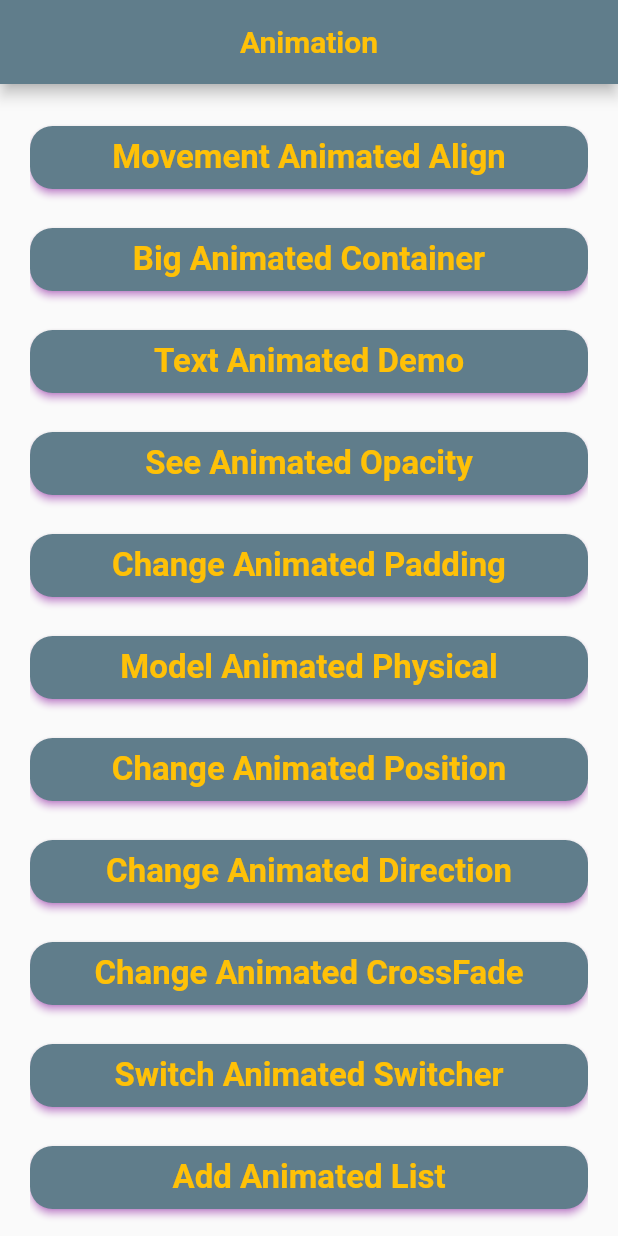
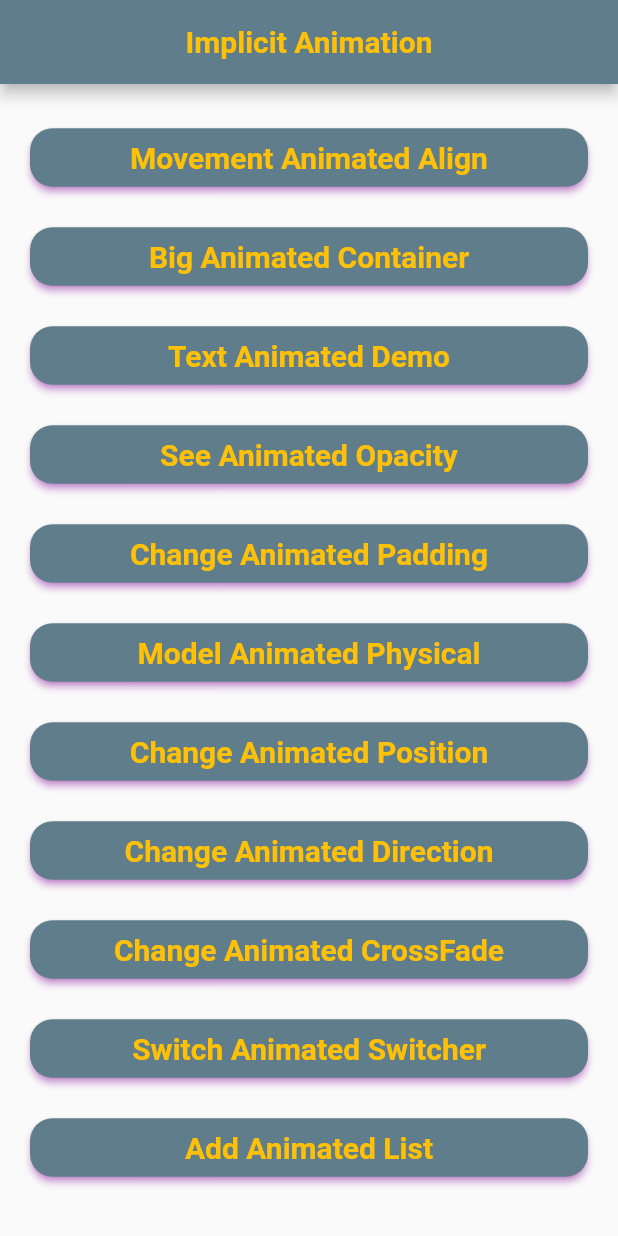
Before and after one commit to esraa-mohamad/examples_learning_animation, a Flutter app: the screen it shows after launch, on a phone screen of 412 x 824 dp. Run offline on Flutter 3.47's test engine with Material 2 defaults, Android fonts, the light colour scheme and no system bars.

Commit message:
finish Implicit Animation

```diff
--- a/lib/main.dart
+++ b/lib/main.dart
@@ -1,4 +1,4 @@
-import 'package:examples_animation/view/home_view.dart';
+import 'package:examples_animation/view/Implicit_Animation/home_view.dart';
 import 'package:flutter/material.dart';
 
 void main() {
--- a/lib/view/home_view.dart
+++ b/lib/view/Implicit_Animation/home_view.dart
@@ -1,17 +1,16 @@
-import 'package:examples_animation/view/add_animated_list.dart';
-import 'package:examples_animation/view/big_animated_container.dart';
-import 'package:examples_animation/view/change_animated_crossfade.dart';
-import 'package:examples_animation/view/change_animated_direction.dart';
-import 'package:examples_animation/view/change_animated_padding.dart';
-import 'package:examples_animation/view/change_animated_position.dart';
-import 'package:examples_animation/view/model_animated_physical.dart';
-import 'package:examples_animation/view/movement_animated_align.dart';
-import 'package:examples_animation/view/see_animated_opacity.dart';
-import 'package:examples_animation/view/switch_animated_switcher.dart';
-import 'package:examples_animation/view/text_animated_demo.dart';
 import 'package:flutter/material.dart';
-
-import '../widget/button.dart';
+import '../../widget/button.dart';
+import 'add_animated_list.dart';
+import 'big_animated_container.dart';
+import 'change_animated_crossfade.dart';
+import 'change_animated_direction.dart';
+import 'change_animated_padding.dart';
+import 'change_animated_position.dart';
+import 'model_animated_physical.dart';
+import 'movement_animated_align.dart';
+import 'see_animated_opacity.dart';
+import 'switch_animated_switcher.dart';
+import 'text_animated_demo.dart';
 
 class HomeView extends StatelessWidget {
   const HomeView({super.key});
@@ -22,7 +21,7 @@ class HomeView extends StatelessWidget {
     return Scaffold(
       appBar: AppBar(
         title:  const Text(
-          'Animation',
+          'Implicit Animation',
           style: TextStyle(
             color: Colors.amber,
             fontWeight: FontWeight.bold,
--- a/lib/widget/button.dart
+++ b/lib/widget/button.dart
@@ -8,7 +8,7 @@ class ButtonElevated extends StatelessWidget {
   @override
   Widget build(BuildContext context) {
     return Padding(
-      padding: const EdgeInsets.fromLTRB(0,0,0,20),
+      padding: const EdgeInsets.fromLTRB(0,0,0,18),
       child: ElevatedButton(
         style: ElevatedButton.styleFrom(
             padding: const EdgeInsets.all(8),
@@ -27,7 +27,7 @@ class ButtonElevated extends StatelessWidget {
           textAlign: TextAlign.center,
           style: const TextStyle(
             color: Colors.amber,
-            fontSize: 22,
+            fontSize: 20,
             fontWeight: FontWeight.bold,
           ),
         ),
```
Also changed, not shown: lib/view/Implicit_Animation/add_animated_list.dart (renamed from lib/view/add_animated_list.dart), lib/view/Implicit_Animation/big_animated_container.dart (renamed from lib/view/big_animated_container.dart), lib/view/Implicit_Animation/change_animated_crossfade.dart (renamed from lib/view/change_animated_crossfade.dart), lib/view/Implicit_Animation/change_animated_direction.dart (renamed from lib/view/change_animated_direction.dart), lib/view/Implicit_Animation/change_animated_padding.dart (renamed from lib/view/change_animated_padding.dart), lib/view/Implicit_Animation/change_animated_position.dart (renamed from lib/view/change_animated_position.dart), lib/view/Implicit_Animation/model_animated_physical.dart (renamed from lib/view/model_animated_physical.dart), lib/view/Implicit_Animation/movement_animated_align.dart (renamed from lib/view/movement_animated_align.dart), lib/view/Implicit_Animation/see_animated_opacity.dart (renamed from lib/view/see_animated_opacity.dart), lib/view/Implicit_Animation/switch_animated_switcher.dart (renamed from lib/view/switch_animated_switcher.dart), lib/view/Implicit_Animation/text_animated_demo.dart (renamed from lib/view/text_animated_demo.dart).
